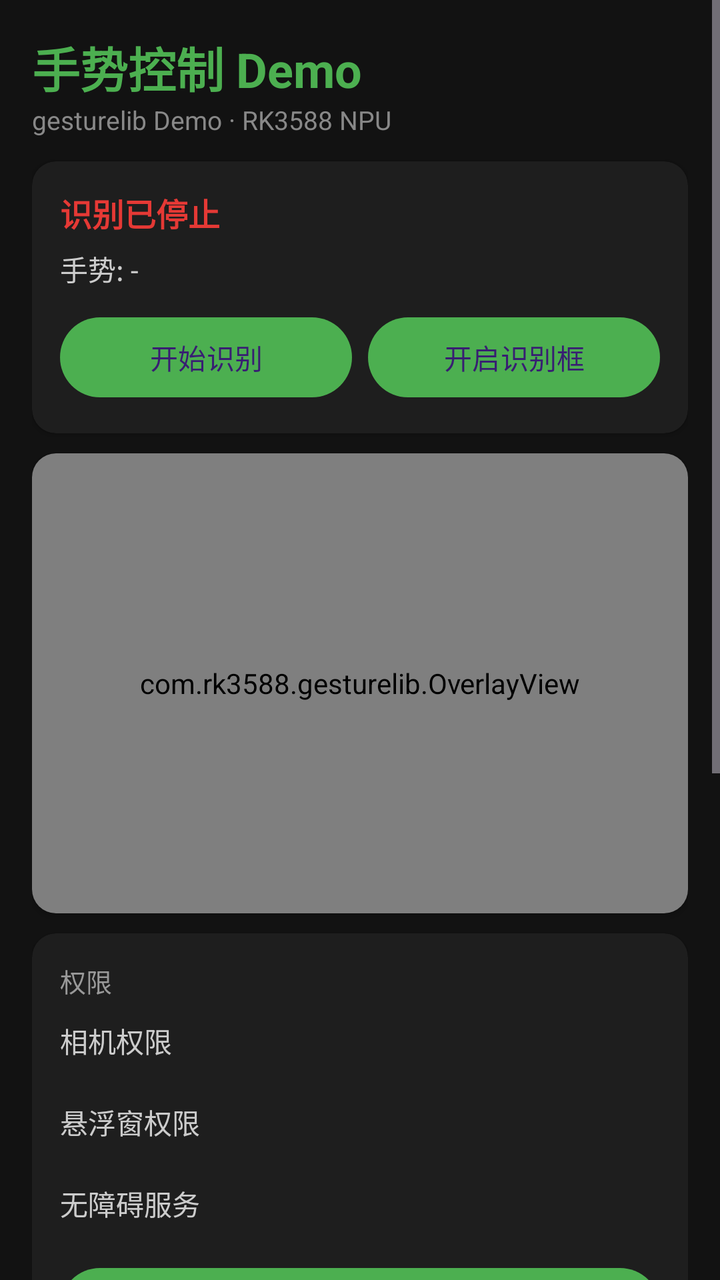
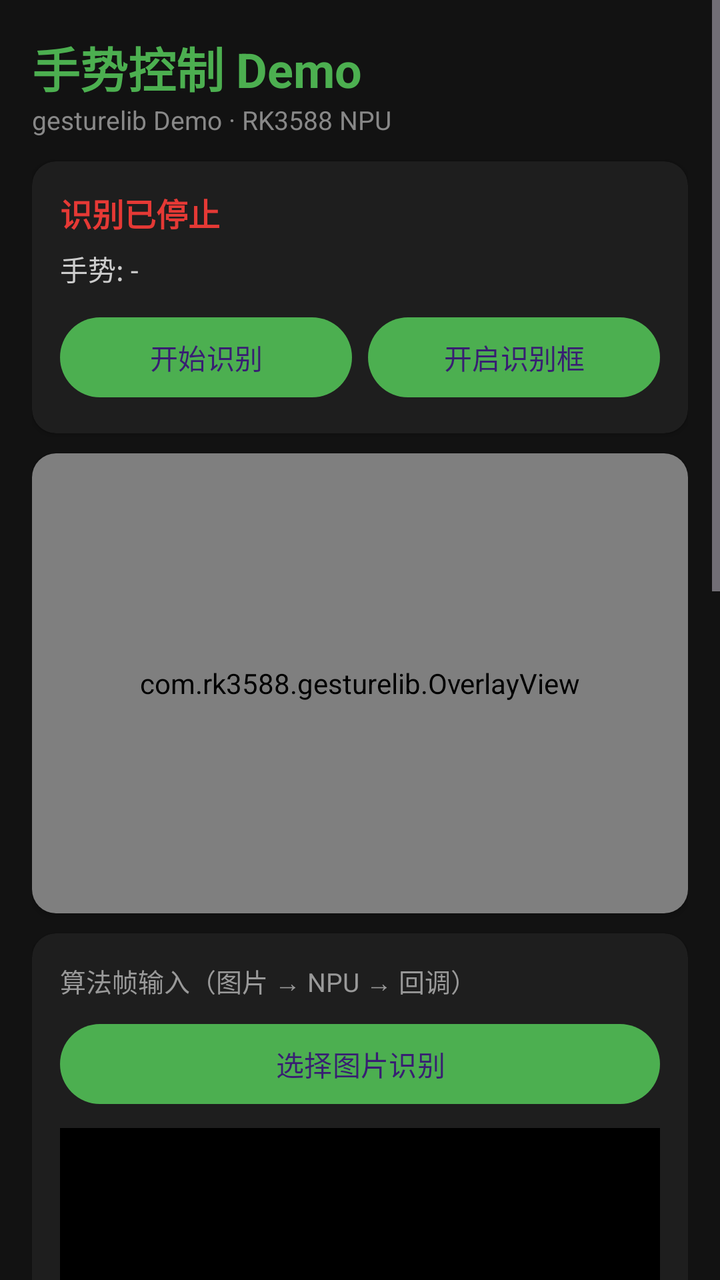

Before-and-after screenshots of an Android layout around one commit, followed by the original layout XML and the change that was made.
<!-- AndroidManifest.xml: application theme Theme.AirGesture -->
<!-- res/layout/activity_main.xml -->
<?xml version="1.0" encoding="utf-8"?>
<ScrollView xmlns:android="http://schemas.android.com/apk/res/android"
    android:layout_width="match_parent"
    android:layout_height="match_parent"
    android:fillViewport="true">

    <LinearLayout
        android:layout_width="match_parent"
        android:layout_height="wrap_content"
        android:orientation="vertical"
        android:padding="16dp">

        <TextView
            android:layout_width="wrap_content"
            android:layout_height="wrap_content"
            android:text="@string/app_name"
            android:textColor="#4CAF50"
            android:textSize="24sp"
            android:textStyle="bold" />

        <TextView
            android:layout_width="wrap_content"
            android:layout_height="wrap_content"
            android:text="gesturelib Demo · RK3588 NPU"
            android:textColor="#888888"
            android:textSize="13sp" />

        
        <com.google.android.material.card.MaterialCardView
            style="@style/Card"
            android:layout_width="match_parent"
            android:layout_height="wrap_content"
            android:layout_marginTop="12dp">

            <LinearLayout
                android:layout_width="match_parent"
                android:layout_height="wrap_content"
                android:orientation="vertical"
                android:padding="14dp">

                <TextView
                    android:id="@+id/tv_status"
                    android:layout_width="wrap_content"
                    android:layout_height="wrap_content"
                    android:text="识别已停止"
                    android:textColor="#E53935"
                    android:textSize="16sp"
                    android:textStyle="bold" />

                <TextView
                    android:id="@+id/tv_live"
                    android:layout_width="wrap_content"
                    android:layout_height="wrap_content"
                    android:layout_marginTop="6dp"
                    android:text="手势: -"
                    android:textColor="#CCCCCC"
                    android:textSize="14sp" />

                <LinearLayout
                    android:layout_width="match_parent"
                    android:layout_height="wrap_content"
                    android:layout_marginTop="10dp"
                    android:orientation="horizontal">

                    <Button
                        android:id="@+id/btn_toggle"
                        android:layout_width="0dp"
                        android:layout_height="wrap_content"
                        android:layout_weight="1"
                        android:text="开始识别" />

                    <Button
                        android:id="@+id/btn_overlay"
                        android:layout_width="0dp"
                        android:layout_height="wrap_content"
                        android:layout_marginStart="8dp"
                        android:layout_weight="1"
                        android:text="开启识别框" />
                </LinearLayout>
            </LinearLayout>
        </com.google.android.material.card.MaterialCardView>

        
        <com.google.android.material.card.MaterialCardView
            style="@style/Card"
            android:layout_width="match_parent"
            android:layout_height="wrap_content"
            android:layout_marginTop="10dp">

            <FrameLayout
                android:id="@+id/preview_frame"
                android:layout_width="match_parent"
                android:layout_height="230dp"
                android:background="#000000">

                <ImageView
                    android:id="@+id/preview_image"
                    android:layout_width="match_parent"
                    android:layout_height="match_parent"
                    android:scaleType="fitCenter" />

                <com.rk3588.gesturelib.OverlayView
                    android:id="@+id/overlay_view"
                    android:layout_width="match_parent"
                    android:layout_height="match_parent" />
            </FrameLayout>
        </com.google.android.material.card.MaterialCardView>

        
        <com.google.android.material.card.MaterialCardView
            style="@style/Card"
            android:layout_width="match_parent"
            android:layout_height="wrap_content"
            android:layout_marginTop="10dp">

            <LinearLayout
                android:layout_width="match_parent"
                android:layout_height="wrap_content"
                android:orientation="vertical"
                android:padding="14dp">

                <TextView
                    android:layout_width="wrap_content"
                    android:layout_height="wrap_content"
                    android:text="权限"
                    android:textColor="#999999"
                    android:textSize="13sp" />

                <TextView
                    android:id="@+id/row_camera"
                    style="@style/PermRow"
                    android:layout_width="match_parent"
                    android:layout_height="wrap_content"
                    android:text="相机权限" />

                <TextView
                    android:id="@+id/row_overlay"
                    style="@style/PermRow"
                    android:layout_width="match_parent"
                    android:layout_height="wrap_content"
                    android:text="悬浮窗权限" />

                <TextView
                    android:id="@+id/row_access"
                    style="@style/PermRow"
                    android:layout_width="match_parent"
                    android:layout_height="wrap_content"
                    android:text="无障碍服务" />

                <Button
                    android:id="@+id/btn_root_grant"
                    android:layout_width="match_parent"
                    android:layout_height="wrap_content"
                    android:layout_marginTop="8dp"
                    android:text="一键 Root 授权" />
            </LinearLayout>
        </com.google.android.material.card.MaterialCardView>

        
        <com.google.android.material.card.MaterialCardView
            style="@style/Card"
            android:layout_width="match_parent"
            android:layout_height="wrap_content"
            android:layout_marginTop="10dp">

            <LinearLayout
                android:layout_width="match_parent"
                android:layout_height="wrap_content"
                android:orientation="vertical"
                android:padding="14dp">

                <TextView
                    android:layout_width="wrap_content"
                    android:layout_height="wrap_content"
                    android:text="手势映射（关 = 只识别不动作）"
                    android:textColor="#999999"
                    android:textSize="13sp" />

                <Switch
                    android:id="@+id/sw_palm"
                    style="@style/SwitchRow"
                    android:layout_width="match_parent"
                    android:layout_height="wrap_content" />

                <Switch
                    android:id="@+id/sw_victory"
                    style="@style/SwitchRow"
                    android:layout_width="match_parent"
                    android:layout_height="wrap_content" />

                <Switch
                    android:id="@+id/sw_fist"
                    style="@style/SwitchRow"
                    android:layout_width="match_parent"
                    android:layout_height="wrap_content" />

                <Switch
                    android:id="@+id/sw_wave"
                    style="@style/SwitchRow"
                    android:layout_width="match_parent"
                    android:layout_height="wrap_content" />
            </LinearLayout>
        </com.google.android.material.card.MaterialCardView>

        
        <com.google.android.material.card.MaterialCardView
            style="@style/Card"
            android:layout_width="match_parent"
            android:layout_height="wrap_content"
            android:layout_marginTop="10dp"
            android:layout_marginBottom="20dp">

            <LinearLayout
                android:layout_width="match_parent"
                android:layout_height="wrap_content"
                android:orientation="vertical"
                android:padding="14dp">

                <TextView
                    android:layout_width="wrap_content"
                    android:layout_height="wrap_content"
                    android:text="事件"
                    android:textColor="#999999"
                    android:textSize="13sp" />

                <TextView
                    android:id="@+id/tv_log"
                    android:layout_width="match_parent"
                    android:layout_height="wrap_content"
                    android:layout_marginTop="6dp"
                    android:text="-"
                    android:textColor="#9FE89F"
                    android:textSize="12sp" />

                <TextView
                    android:id="@+id/lbl_gap"
                    android:layout_width="wrap_content"
                    android:layout_height="wrap_content"
                    android:layout_marginTop="10dp"
                    android:text="动作间隔"
                    android:textColor="#CCCCCC"
                    android:textSize="14sp" />

                <SeekBar
                    android:id="@+id/sb_gap"
                    android:layout_width="match_parent"
                    android:layout_height="wrap_content"
                    android:max="6000" />
            </LinearLayout>
        </com.google.android.material.card.MaterialCardView>
    </LinearLayout>
</ScrollView>
<!-- resources referenced by this layout -->
<resources>
  <string name="app_name">手势控制 Demo</string>
  <style name="Card" parent="Widget.Material3.CardView.Elevated">
          <item name="cardBackgroundColor">#1E1E1E</item>
          <item name="cardCornerRadius">12dp</item>
          <item name="cardElevation">2dp</item>
      </style>
  <style name="PermRow">
          <item name="android:textColor">#CCCCCC</item>
          <item name="android:textSize">14sp</item>
          <item name="android:paddingTop">10dp</item>
          <item name="android:paddingBottom">10dp</item>
          <item name="android:clickable">true</item>
          <item name="android:foreground">?android:attr/selectableItemBackground</item>
      </style>
  <style name="SwitchRow">
          <item name="android:textColor">#DDDDDD</item>
          <item name="android:textSize">15sp</item>
          <item name="android:paddingTop">8dp</item>
          <item name="android:paddingBottom">8dp</item>
      </style>
  <style name="Theme.AirGesture" parent="Theme.Material3.Dark.NoActionBar">
          <item name="colorPrimary">@color/accent_npu</item>
          <item name="android:statusBarColor">@color/bg_dark</item>
          <item name="android:windowBackground">@color/bg_dark</item>
      </style>
  <color name="accent_npu">#4CAF50</color>
  <color name="bg_dark">#121212</color>
</resources>

<!-- the commit's change to res/layout/activity_main.xml (unified diff, before → after) -->
@@ -122,6 +122,52 @@
                 <TextView
                     android:layout_width="wrap_content"
                     android:layout_height="wrap_content"
+                    android:text="算法帧输入（图片 → NPU → 回调）"
+                    android:textColor="#999999"
+                    android:textSize="13sp" />
+
+                <Button
+                    android:id="@+id/btn_pick_image"
+                    android:layout_width="match_parent"
+                    android:layout_height="wrap_content"
+                    android:layout_marginTop="8dp"
+                    android:text="选择图片识别" />
+
+                <ImageView
+                    android:id="@+id/iv_frame"
+                    android:layout_width="match_parent"
+                    android:layout_height="180dp"
+                    android:layout_marginTop="8dp"
+                    android:background="#000000"
+                    android:scaleType="fitCenter" />
+
+                <TextView
+                    android:id="@+id/tv_frame_result"
+                    android:layout_width="match_parent"
+                    android:layout_height="wrap_content"
+                    android:layout_marginTop="8dp"
+                    android:text="-"
+                    android:textColor="#9FE89F"
+                    android:textSize="12sp" />
+            </LinearLayout>
+        </com.google.android.material.card.MaterialCardView>
+
+        
+        <com.google.android.material.card.MaterialCardView
+            style="@style/Card"
+            android:layout_width="match_parent"
+            android:layout_height="wrap_content"
+            android:layout_marginTop="10dp">
+
+            <LinearLayout
+                android:layout_width="match_parent"
+                android:layout_height="wrap_content"
+                android:orientation="vertical"
+                android:padding="14dp">
+
+                <TextView
+                    android:layout_width="wrap_content"
+                    android:layout_height="wrap_content"
                     android:text="权限"
                     android:textColor="#999999"
                     android:textSize="13sp" />
